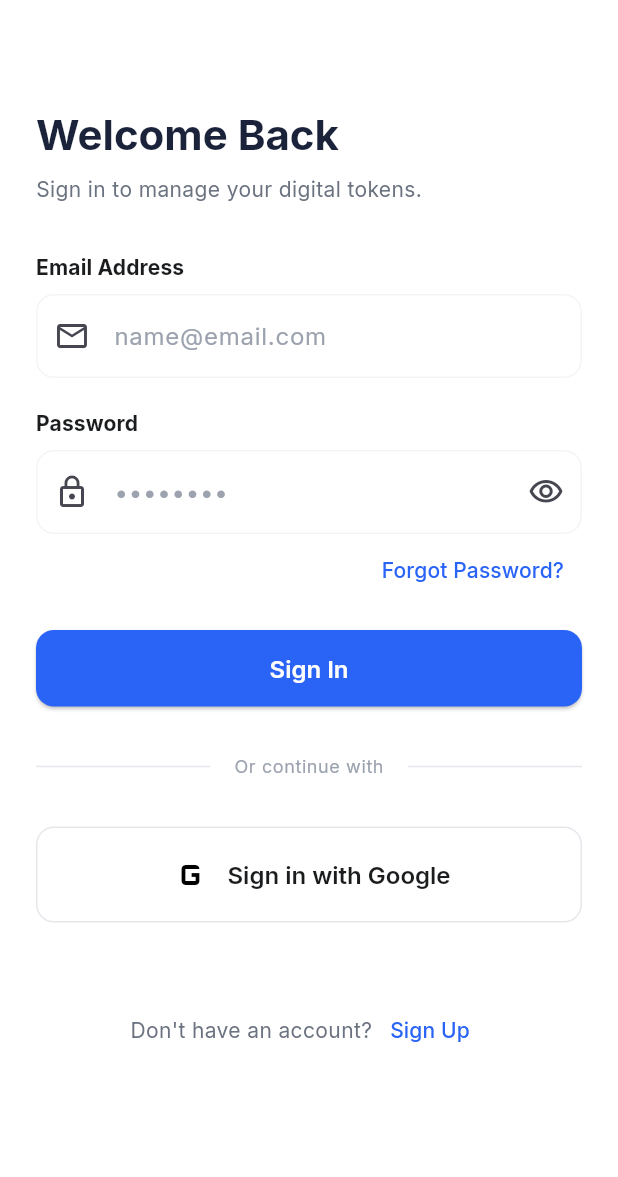
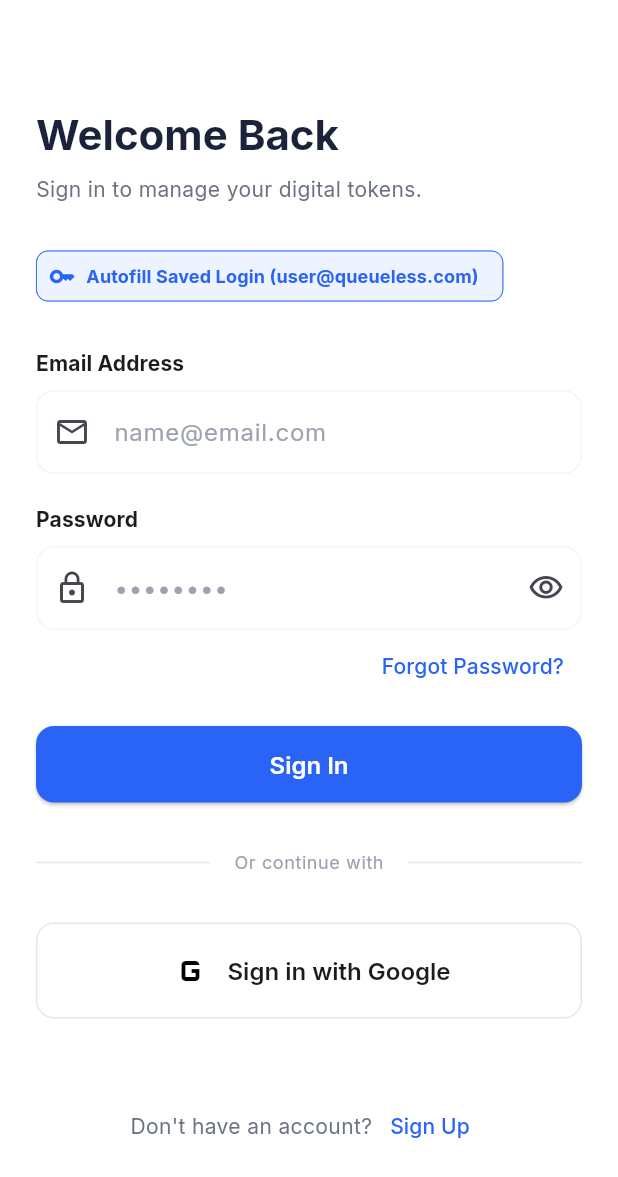
Before and after one commit to AyeshaJadoon-max/queueless_flutter, a Flutter app: the LoginScreen screen opened directly, on a phone screen of 412 x 824 dp. Shown: the top 1177 px of the screen. Run offline on Flutter 3.47's test engine with Material 3 defaults, Android fonts, the phone set to English and light mode, and no system bars; our stand-ins replace cloud_firestore, firebase_auth, firebase_core, google_fonts; accounts and stored records are empty; statements that could not run were skipped.

Commit message:
Add Login AutofillHints and Quick Fill Credentials Chip

```diff
--- a/lib/screens/login_screen.dart
+++ b/lib/screens/login_screen.dart
@@ -21,6 +21,19 @@ class _LoginScreenState extends State<LoginScreen> {
     super.dispose();
   }
 
+  void _fillSavedCredentials() {
+    setState(() {
+      _emailController.text = 'user@queueless.com';
+      _passwordController.text = 'password123';
+    });
+    ScaffoldMessenger.of(context).showSnackBar(
+      const SnackBar(
+        content: Text('Saved credentials filled!'),
+        duration: Duration(seconds: 2),
+      ),
+    );
+  }
+
   @override
   Widget build(BuildContext context) {
     final theme = Theme.of(context);
@@ -35,6 +48,7 @@ class _LoginScreenState extends State<LoginScreen> {
       body: SafeArea(
         child: SingleChildScrollView(
           padding: const EdgeInsets.symmetric(horizontal: 24.0),
+          child: AutofillGroup(
             child: Column(
               crossAxisAlignment: CrossAxisAlignment.start,
               children: [
@@ -53,7 +67,20 @@ class _LoginScreenState extends State<LoginScreen> {
                     color: const Color(0xFF6B7280),
                   ),
                 ),
-              const SizedBox(height: 32),
+                const SizedBox(height: 24),
+
+                // Quick Autofill Chip
+                ActionChip(
+                  avatar: const Icon(Icons.key, size: 18, color: Color(0xFF2A64F6)),
+                  label: const Text(
+                    'Autofill Saved Login (user@queueless.com)',
+                    style: TextStyle(fontWeight: FontWeight.bold, fontSize: 12, color: Color(0xFF2A64F6)),
+                  ),
+                  backgroundColor: const Color(0xFFEDF4FF),
+                  side: const BorderSide(color: Color(0xFF2A64F6), width: 0.5),
+                  onPressed: _fillSavedCredentials,
+                ),
+                const SizedBox(height: 24),
 
                 // Email Field
                 Text(
@@ -64,6 +91,7 @@ class _LoginScreenState extends State<LoginScreen> {
                 TextFormField(
                   controller: _emailController,
                   keyboardType: TextInputType.emailAddress,
+                  autofillHints: const [AutofillHints.email, AutofillHints.username],
                   decoration: const InputDecoration(
                     hintText: 'name@email.com',
                     prefixIcon: Icon(Icons.email_outlined),
@@ -80,6 +108,7 @@ class _LoginScreenState extends State<LoginScreen> {
                 TextFormField(
                   controller: _passwordController,
                   obscureText: _obscurePassword,
+                  autofillHints: const [AutofillHints.password],
                   decoration: InputDecoration(
                     hintText: '••••••••',
                     prefixIcon: const Icon(Icons.lock_outline),
@@ -112,10 +141,9 @@ class _LoginScreenState extends State<LoginScreen> {
                   width: double.infinity,
                   child: ElevatedButton(
                     onPressed: () {
-                    // Navigate strictly to sign up screen for prototype sequence
                       Navigator.pushReplacement(
                         context,
-                      MaterialPageRoute(builder: (context) => const SignUpScreen()),
+                        MaterialPageRoute(builder: (context) => const HomeScreen()),
                       );
                     },
                     child: const Text('Sign In'),
@@ -181,6 +209,7 @@ class _LoginScreenState extends State<LoginScreen> {
             ),
           ),
         ),
+      ),
     );
   }
 }
```
Lines whose indentation alone changed are shown as unchanged.
